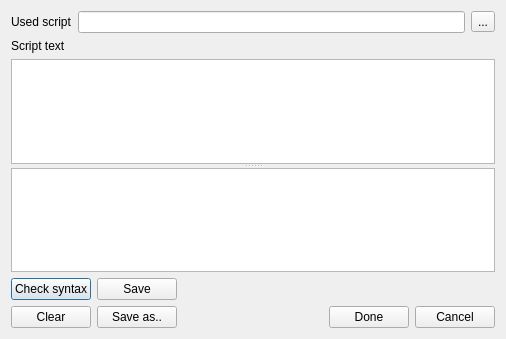
The window that src/corelibs/U2Misc/src/ui/ScriptEditorDialog.ui (violethaze74/ugene) describes before a commit, drawn with Qt 5.
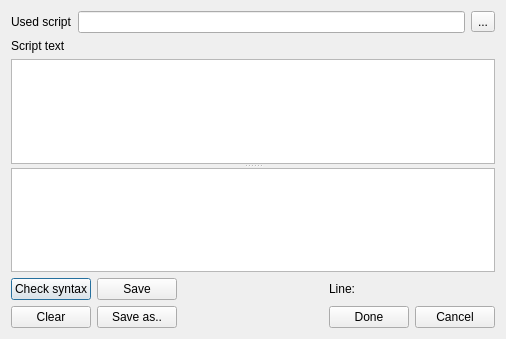
The same window after the commit.

```diff
--- a/src/corelibs/U2Misc/src/ui/ScriptEditorDialog.ui
+++ b/src/corelibs/U2Misc/src/ui/ScriptEditorDialog.ui
@@ -108,6 +108,13 @@
        </property>
       </widget>
      </item>
+     <item row="0" column="3">
+      <widget class="QLabel" name="lineInfo">
+       <property name="text">
+        <string>Line:</string>
+       </property>
+      </widget>
+     </item>
     </layout>
    </item>
   </layout>
```
Left out of the diff: 16 changed lines with no effect on the pictures.
